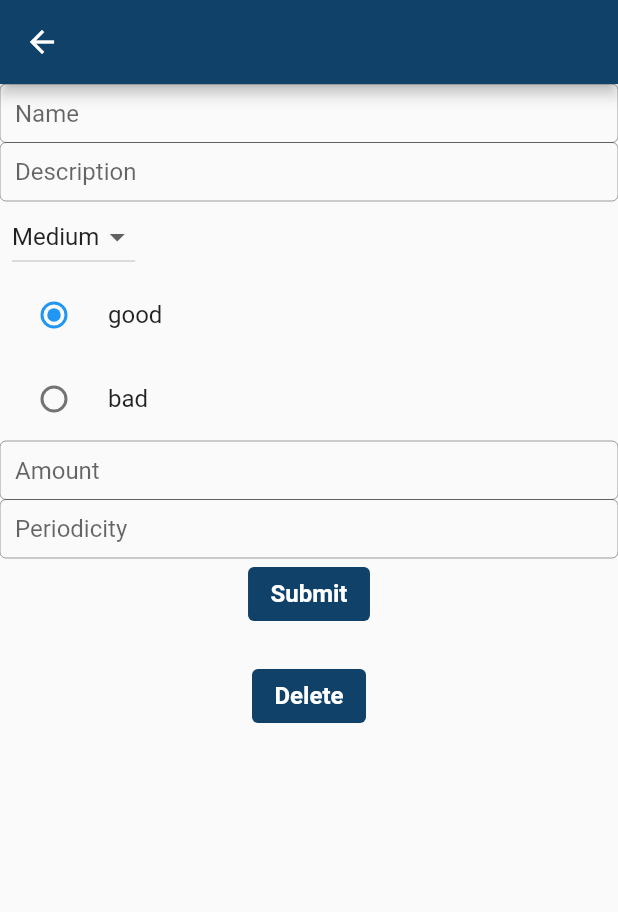
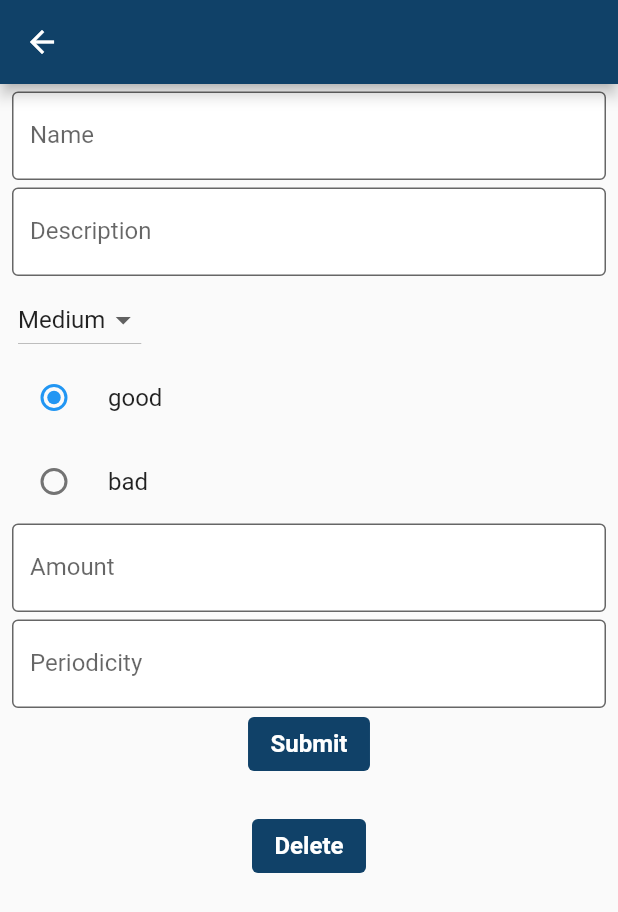
Before and after one commit to Dedozer/habit_tracker, a Flutter app: the screen it shows after launch, after a tap on the "arrow downward" icon, after a tap on the "add circle" icon, on a phone screen of 412 x 824 dp. Shown: the top 912 px of the screen. Run offline on Flutter 3.47's test engine with Material 2 defaults, Android fonts, the phone set to English and light mode, and no system bars; our stand-ins replace chopper, hive_flutter; accounts and stored records are empty; generated files the repository leaves out were written again; network calls fail; Roboto replaces fonts that are missing (Georgia).

Commit message:
forms fix

```diff
--- a/habit_tracker/lib/widgets/add_habits.dart
+++ b/habit_tracker/lib/widgets/add_habits.dart
@@ -131,18 +131,44 @@ class _AddHabitsWidgetState extends State<AddHabitsWidget> {
     );
     return Scaffold(
       appBar: AppBar(),
-      body: Column(
+      body: ListView(
+        children: [
+          const SizedBox(
+            height: 5,
+          ),
+          Padding(
+            padding: const EdgeInsets.only(left: 8.0, right: 8),
+            child: Column(
               children: [
                 TextField(
                   controller: _nameController,
-            decoration: decorator('Name'),
+                  decoration: InputDecoration(
+                    labelText: 'Name',
+                    filled: true,
+                    fillColor: Colors.white.withAlpha(235),
+                    border: const OutlineInputBorder(),
+                  ),
+                ),
+                const SizedBox(
+                  height: 5,
                 ),
                 TextField(
                   controller: _descriptionController,
-            decoration: decorator('Description'),
+                  decoration: InputDecoration(
+                    labelText: 'Description',
+                    filled: true,
+                    fillColor: Colors.white.withAlpha(235),
+                    border: const OutlineInputBorder(),
+                  ),
+                ),
+              ],
+            ),
+          ),
+          const SizedBox(
+            height: 5,
           ),
           Padding(
-            padding: const EdgeInsets.only(left: 8.0),
+            padding: const EdgeInsets.only(left: 12.0),
             child: Align(
               alignment: Alignment.topLeft,
               child: DropdownButton(
@@ -177,15 +203,38 @@ class _AddHabitsWidgetState extends State<AddHabitsWidget> {
                 setState(() => {selectedValue = value as int}),
             title: const Text('bad'),
           ),
+          Padding(
+            padding: const EdgeInsets.only(
+              left: 8.0,
+              right: 8.0,
+            ),
+            child: Column(
+              children: [
                 TextField(
                   keyboardType: TextInputType.number,
                   controller: _amountController,
-            decoration: decorator('Amount'),
+                  decoration: InputDecoration(
+                    labelText: 'Amount',
+                    filled: true,
+                    fillColor: Colors.white.withAlpha(235),
+                    border: const OutlineInputBorder(),
+                  ),
+                ),
+                const SizedBox(
+                  height: 5,
                 ),
                 TextField(
                   keyboardType: TextInputType.number,
                   controller: _periodicityController,
-            decoration: decorator('Periodicity'),
+                  decoration: InputDecoration(
+                    labelText: 'Periodicity',
+                    filled: true,
+                    fillColor: Colors.white.withAlpha(235),
+                    border: const OutlineInputBorder(),
+                  ),
+                ),
+              ],
+            ),
           ),
           Center(
             child: TextButton(
@@ -231,7 +280,8 @@ class _AddHabitsWidgetState extends State<AddHabitsWidget> {
                           ),
                         ],
                       );
-                      });
+                    },
+                  );
                 }
               },
               child: const Text('Delete'),
--- a/habit_tracker/lib/widgets/habits_widget.dart
+++ b/habit_tracker/lib/widgets/habits_widget.dart
@@ -14,7 +14,7 @@ Future<List> getHabits() async {
   return box.values.toList();
 }
 
-Icon filteredIcon = Icon(Icons.arrow_downward);
+Icon filteredIcon = const Icon(Icons.arrow_downward);
 bool flagSort = true;
 
 var prioprity = [
@@ -50,12 +50,12 @@ class _HabitsWidgetState extends State<HabitsWidget> {
   List<dynamic> sortedHabits() {
     if (flagSort == true){
     filteredEntries.sort((a, b) => a[7].compareTo(b[7]));
-    filteredIcon = Icon(Icons.arrow_upward);
+    filteredIcon = const Icon(Icons.arrow_upward);
     flagSort = false;
     }
     else{
       filteredEntries.sort((a, b) => b[7].compareTo(a[7]));
-      filteredIcon = Icon(Icons.arrow_downward);
+      filteredIcon = const Icon(Icons.arrow_downward);
       flagSort = true;
     }
     setState(() {});
@@ -305,13 +305,13 @@ class _HabitsWidgetState extends State<HabitsWidget> {
               Container(
                 width: 30,
                 child: IconButton(
-                  icon: Icon(Icons.replay),
+                  icon: const Icon(Icons.replay),
                   onPressed: () {
                     _searchHabits();
                   },
                 ),
               ),
-              SizedBox(
+              const SizedBox(
                 width: 10,
               ),
               Container(
```
Lines whose indentation alone changed are shown as unchanged.
